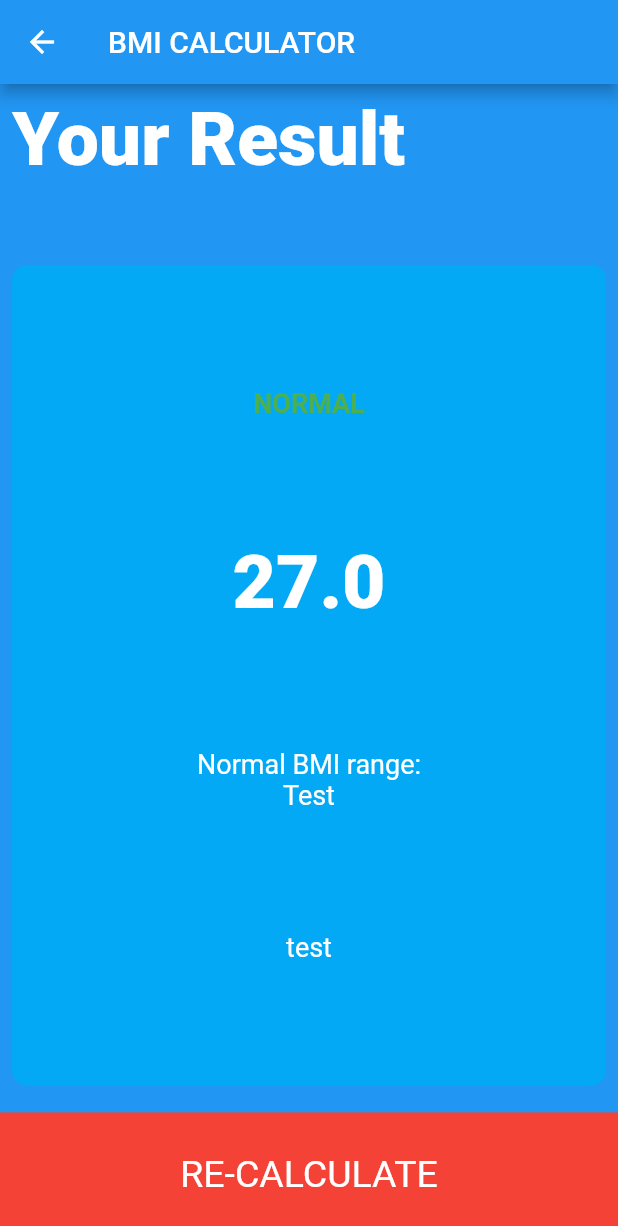
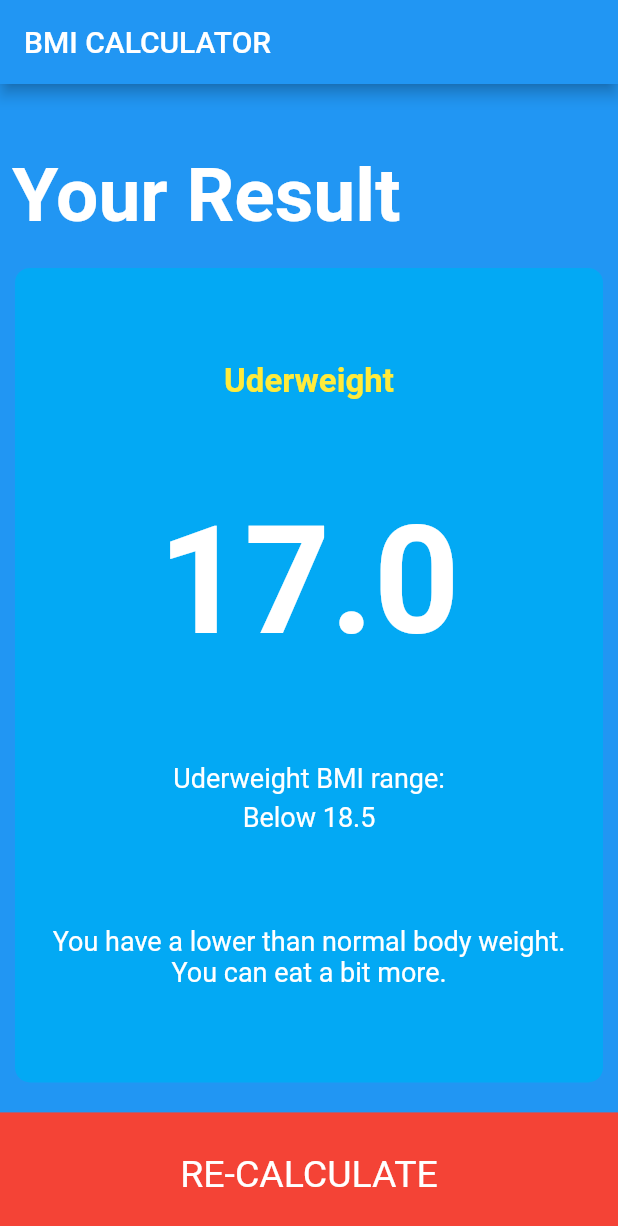
Before and after one commit to Ardirizmaldi/BMI-calculator, a Flutter app: the screen it shows after launch, after a tap on "CALCULATE", on a phone screen of 412 x 824 dp. Shown: the top 1226 px of the screen. Run offline on Flutter 3.47's test engine with Material 2 defaults, Android fonts, the phone set to English and light mode, and no system bars; our stand-ins replace font_awesome_flutter.

Commit message:
If applied this commit will Add calculation BMI process and fix design result BMI screen

```diff
--- a/lib/widgets/content_constant.dart
+++ b/lib/components/content_constant.dart
@@ -3,6 +3,11 @@ import 'package:flutter/material.dart';
 const labelTextStyle = TextStyle(
   fontSize: 18.0,
   color: Colors.white,
+);
+
+const resultTextStyle = TextStyle(
+  fontSize: 22.0,
+  fontWeight: FontWeight.bold,
 );
 
 const boldLabelTextStyle = TextStyle(
@@ -11,6 +16,12 @@ const boldLabelTextStyle = TextStyle(
   fontWeight: FontWeight.w900,
 );
 
+const resultNumberTextStyle = TextStyle(
+  fontSize: 100.0,
+  color: Colors.white,
+  fontWeight: FontWeight.w900,
+);
+
 const largeButtonTextStyle = TextStyle(
   fontSize: 25,
   color: Colors.white,
--- a/lib/widgets/gender_content.dart
+++ b/lib/components/gender_content.dart
@@ -1,5 +1,5 @@
 import 'package:flutter/material.dart';
-import 'package:bmi_calculator/widgets/content_constant.dart';
+import 'package:bmi_calculator/components/content_constant.dart';
 
 class ContentGender extends StatelessWidget {
   final IconData icon;
--- a/lib/widgets/height_content.dart
+++ b/lib/components/height_content.dart
@@ -1,5 +1,5 @@
-import 'package:bmi_calculator/widgets/content_constant.dart';
 import 'package:flutter/material.dart';
+import 'package:bmi_calculator/components/content_constant.dart';
 
 class ContentHeight extends StatelessWidget {
   final IconData icon;
--- a/lib/widgets/result_content.dart
+++ b/lib/components/result_content.dart
@@ -1,8 +1,9 @@
-import 'package:bmi_calculator/utils/form_enum.dart';
+import 'package:bmi_calculator/screen/routes.dart';
+import 'package:flutter/material.dart';
+
 import 'package:bmi_calculator/utils/screen_arguments.dart';
 import 'package:bmi_calculator/widgets/button_widget.dart';
-import 'package:bmi_calculator/widgets/content_constant.dart';
-import 'package:flutter/material.dart';
+import 'package:bmi_calculator/components/content_constant.dart';
 
 class ResultScreen extends StatefulWidget {
   @override
@@ -29,9 +30,12 @@ class _ResultScreenState extends State<ResultScreen> {
             flex: 1,
             child: Container(
               margin: EdgeInsets.all(8),
+              alignment: Alignment.bottomLeft,
               child: Text(
                 'Your Result',
-                style: boldLabelTextStyle,
+                style: boldLabelTextStyle.copyWith(
+                  fontWeight: FontWeight.bold,
+                ),
               ),
             ),
           ),
@@ -39,7 +43,7 @@ class _ResultScreenState extends State<ResultScreen> {
             flex: 5,
             child: Container(
               width: double.infinity,
-              margin: EdgeInsets.all(8),
+              margin: EdgeInsets.all(10),
               decoration: BoxDecoration(
                 color: args.darkMode ? Color(0xFF242425) : Colors.lightBlue,
                 border: Border.all(
@@ -49,36 +53,42 @@ class _ResultScreenState extends State<ResultScreen> {
               ),
               child: Column(
                 mainAxisAlignment: MainAxisAlignment.spaceEvenly,
+                crossAxisAlignment: CrossAxisAlignment.center,
                 children: [
                   Text(
-                    'NORMAL',
-                    style: labelTextStyle.copyWith(
-                      color: Colors.green,
-                      fontWeight: FontWeight.w700,
+                    args.caption1,
+                    style: resultTextStyle.copyWith(
+                      color: args.colorResult,
                     ),
                   ),
                   Text(
-                    args.rate.roundToDouble().toString(),
-                    style: boldLabelTextStyle,
+                    args.rate,
+                    style: resultNumberTextStyle.copyWith(
+                      fontWeight: FontWeight.bold,
                     ),
-                  Visibility(
-                    visible: args.result == BMIResultEnum.normal,
-                    child: Column(
+                  ),
+                  Column(
                     children: [
                       Text(
-                          'Normal BMI range:',
+                        '${args.caption1} BMI range:',
                         style: labelTextStyle,
                       ),
-                        Text(
-                          args.caption1,
+                      Padding(
+                        padding: const EdgeInsets.only(top: 5.0),
+                        child: Text(
+                          args.rangeInfoBMI,
                           style: labelTextStyle,
+                        ),
                       ),
                     ],
                   ),
+                  Padding(
+                    padding: const EdgeInsets.symmetric(horizontal: 20.0),
+                    child: Text(
+                      args.caption2,
+                      textAlign: TextAlign.center,
+                      style: labelTextStyle,
                     ),
-                  Text(
-                    args.caption2,
-                    style: labelTextStyle,
                   ),
                 ],
               ),
@@ -86,7 +96,9 @@ class _ResultScreenState extends State<ResultScreen> {
           ),
           ButtonWidget(
             title: 'RE-CALCULATE',
-            onNavigate: () => Navigator.of(context).pop(),
+            onNavigate: () => Navigator.of(context).pushReplacementNamed(
+              RouteList.initial,
+            ),
           ),
         ],
       ),
--- a/lib/widgets/weight_age_content.dart
+++ b/lib/components/weight_age_content.dart
@@ -1,10 +1,10 @@
 import 'package:flutter/material.dart';
-import 'package:bmi_calculator/widgets/content_constant.dart';
+import 'package:bmi_calculator/components/content_constant.dart';
 
 class ContentWeightAge extends StatelessWidget {
   final IconData icon;
   final String title;
-  final int number;
+  final double inputNumber;
   final bool darkMode;
   final Function increase;
   final Function decrease;
@@ -12,7 +12,7 @@ class ContentWeightAge extends StatelessWidget {
     Key key,
     this.icon,
     this.title,
-    this.number,
+    this.inputNumber,
     this.darkMode,
     this.increase,
     this.decrease,
@@ -27,7 +27,7 @@ class ContentWeightAge extends StatelessWidget {
           style: labelTextStyle,
         ),
         Text(
-          number.toString(),
+          inputNumber.toString(),
           style: boldLabelTextStyle,
         ),
         Row(
--- a/lib/main.dart
+++ b/lib/main.dart
@@ -1,5 +1,5 @@
-import 'package:bmi_calculator/widgets/routes.dart';
 import 'package:flutter/material.dart';
+import 'package:bmi_calculator/screen/routes.dart';
 import 'package:bmi_calculator/widgets/skeleton_card.dart';
 
 void main() => runApp(BMICalculator());
--- a/lib/widgets/routes.dart
+++ b/lib/screen/routes.dart
@@ -1,5 +1,5 @@
-import 'package:bmi_calculator/widgets/result_content.dart';
 import 'package:flutter/material.dart';
+import 'package:bmi_calculator/components/result_content.dart';
 
 abstract class RouteList {
   static const String initial = '/';
--- /dev/null
+++ b/lib/utils/calculator_brain.dart
@@ -0,0 +1,68 @@
+import 'dart:math';
+
+import 'package:flutter/material.dart';
+
+class CalculatorBrain {
+  final double height;
+  final double weight;
+
+  CalculatorBrain({
+    this.height,
+    this.weight,
+  });
+
+  double _bmi;
+
+  String calculateBMI() {
+    _bmi = weight / pow(height / 100, 2);
+    return _bmi.toStringAsFixed(1);
+  }
+
+  String getResult() {
+    if (_bmi >= 30) {
+      return 'Obese';
+    } else if (_bmi >= 25) {
+      return 'Overweight';
+    } else if (_bmi > 18.5) {
+      return 'Normal';
+    } else {
+      return 'Uderweight';
+    }
+  }
+
+  String getRangeBMI() {
+    if (_bmi >= 30) {
+      return '30.0 and Above';
+    } else if (_bmi >= 25) {
+      return '25.0—29.9';
+    } else if (_bmi > 18.5) {
+      return '18.5—24.9';
+    } else {
+      return 'Below 18.5';
+    }
+  }
+
+  String getInterpolation() {
+    if (_bmi >= 30) {
+      return 'You have a hinger than overweight body weight. Try to exercise more and more.';
+    } else if (_bmi >= 25) {
+      return 'You have a hinger than normal body weight. Try to exercise more.';
+    } else if (_bmi > 18.5) {
+      return 'You have a normal body weight. Good Job.';
+    } else {
+      return 'You have a lower than normal body weight. You can eat a bit more.';
+    }
+  }
+
+  MaterialColor getColorResult() {
+    if (_bmi >= 30) {
+      return Colors.red;
+    } else if (_bmi >= 25) {
+      return Colors.red;
+    } else if (_bmi > 18.5) {
+      return Colors.lightGreen;
+    } else {
+      return Colors.yellow;
+    }
+  }
+}
--- a/lib/utils/form_enum.dart
+++ b/lib/utils/form_enum.dart
@@ -4,8 +4,10 @@ enum GenderEnum {
 }
 
 enum BMIResultEnum {
+  obese,
   overweight,
   normal,
+  uderweight,
   undefined,
 }
 
@@ -14,33 +16,30 @@ class BMIResult {
 
   BMIResult({this.result});
 
+  static const BMIResultEnum obese = BMIResultEnum.obese;
   static const BMIResultEnum overweight = BMIResultEnum.overweight;
   static const BMIResultEnum normal = BMIResultEnum.normal;
+  static const BMIResultEnum underweight = BMIResultEnum.uderweight;
   static const BMIResultEnum undefined = BMIResultEnum.undefined;
 
-  static const String overweightString = 'OVERWEIGHT';
-  static const String normalString = 'NORMAL';
+  static const String obeseString = 'Obese';
+  static const String overweightString = 'Overweight';
+  static const String normalString = 'Normal';
+  static const String underweightString = 'Uderweight';
   static const String undefinedString = '';
 
   static String getString(BMIResultEnum result) {
     switch (result) {
+      case obese:
+        return obeseString;
       case overweight:
         return overweightString;
       case normal:
         return normalString;
+      case underweight:
+        return underweightString;
       default:
         return undefinedString;
     }
   }
-
-  static BMIResultEnum getEnum(String response) {
-    switch (response) {
-      case overweightString:
-        return overweight;
-      case normalString:
-        return normal;
-      default:
-        return undefined;
-    }
-  }
 }
--- a/lib/utils/screen_arguments.dart
+++ b/lib/utils/screen_arguments.dart
@@ -1,17 +1,19 @@
-import 'package:bmi_calculator/utils/form_enum.dart';
+import 'package:flutter/material.dart';
 
 class ResultScreenArguments {
-  final BMIResultEnum result;
-  final double rate;
+  final String rate;
   final String caption1;
   final String caption2;
   final bool darkMode;
+  final String rangeInfoBMI;
+  final Color colorResult;
 
   ResultScreenArguments({
-    this.result,
     this.rate,
     this.caption1,
     this.caption2,
     this.darkMode,
+    this.rangeInfoBMI,
+    this.colorResult,
   });
 }
--- a/lib/widgets/button_widget.dart
+++ b/lib/widgets/button_widget.dart
@@ -1,5 +1,5 @@
 import 'package:flutter/material.dart';
-import 'package:bmi_calculator/widgets/content_constant.dart';
+import 'package:bmi_calculator/components/content_constant.dart';
 
 class ButtonWidget extends StatelessWidget {
   final String title;
--- a/lib/widgets/skeleton_card.dart
+++ b/lib/widgets/skeleton_card.dart
@@ -1,13 +1,15 @@
+import 'package:bmi_calculator/utils/calculator_brain.dart';
+import 'package:flutter/material.dart';
+import 'package:font_awesome_flutter/font_awesome_flutter.dart';
+
+import 'package:bmi_calculator/screen/routes.dart';
 import 'package:bmi_calculator/utils/form_enum.dart';
 import 'package:bmi_calculator/utils/screen_arguments.dart';
 import 'package:bmi_calculator/widgets/button_widget.dart';
-import 'package:bmi_calculator/widgets/content_card.dart';
-import 'package:bmi_calculator/widgets/gender_content.dart';
-import 'package:bmi_calculator/widgets/height_content.dart';
-import 'package:bmi_calculator/widgets/routes.dart';
-import 'package:bmi_calculator/widgets/weight_age_content.dart';
-import 'package:flutter/material.dart';
-import 'package:font_awesome_flutter/font_awesome_flutter.dart';
+import 'package:bmi_calculator/components/content_card.dart';
+import 'package:bmi_calculator/components/gender_content.dart';
+import 'package:bmi_calculator/components/height_content.dart';
+import 'package:bmi_calculator/components/weight_age_content.dart';
 
 class BodyCalculator extends StatefulWidget {
   final ValueNotifier<bool> darkMode;
@@ -22,8 +24,8 @@ class BodyCalculator extends StatefulWidget {
 class _BodyCalculatorState extends State<BodyCalculator> {
   GenderEnum genderSelected;
   double height = 180;
-  int weight = 55;
-  int age = 18;
+  double weight = 55;
+  double age = 18;
 
   @override
   Widget build(BuildContext context) {
@@ -95,7 +97,7 @@ class _BodyCalculatorState extends State<BodyCalculator> {
                       darkMode: darkMode,
                       childWidget: ContentWeightAge(
                         title: 'WEIGHT',
-                        number: weight,
+                        inputNumber: weight,
                         darkMode: darkMode,
                         increase: () {
                           setState(() {
@@ -115,7 +117,7 @@ class _BodyCalculatorState extends State<BodyCalculator> {
                       darkMode: darkMode,
                       childWidget: ContentWeightAge(
                         title: 'AGE',
-                        number: age,
+                        inputNumber: age,
                         darkMode: darkMode,
                         increase: () {
                           setState(() {
@@ -135,16 +137,24 @@ class _BodyCalculatorState extends State<BodyCalculator> {
             ),
             ButtonWidget(
               title: 'CALCULATE',
-              onNavigate: () => Navigator.of(context).pushNamed(
-                RouteList.result,
-                arguments: ResultScreenArguments(
-                  result: BMIResultEnum.normal,
-                  rate: 26.8,
-                  caption1: 'Test',
-                  caption2: 'test',
-                  darkMode: darkMode,
-                ),
-              ),
+              onNavigate: () {
+                CalculatorBrain calc = CalculatorBrain(
+                  height: height,
+                  weight: weight,
+                );
+
+                Navigator.of(context).pushReplacementNamed(
+                  RouteList.result,
+                  arguments: ResultScreenArguments(
+                    rate: calc.calculateBMI(),
+                    caption1: calc.getResult(),
+                    caption2: calc.getInterpolation(),
+                    darkMode: darkMode,
+                    rangeInfoBMI: calc.getRangeBMI(),
+                    colorResult: calc.getColorResult(),
+                  ),
+                );
+              },
             ),
           ],
         );
```
Also changed, not shown: lib/components/content_card.dart (renamed from lib/widgets/content_card.dart). Lines whose indentation alone changed are shown as unchanged.
